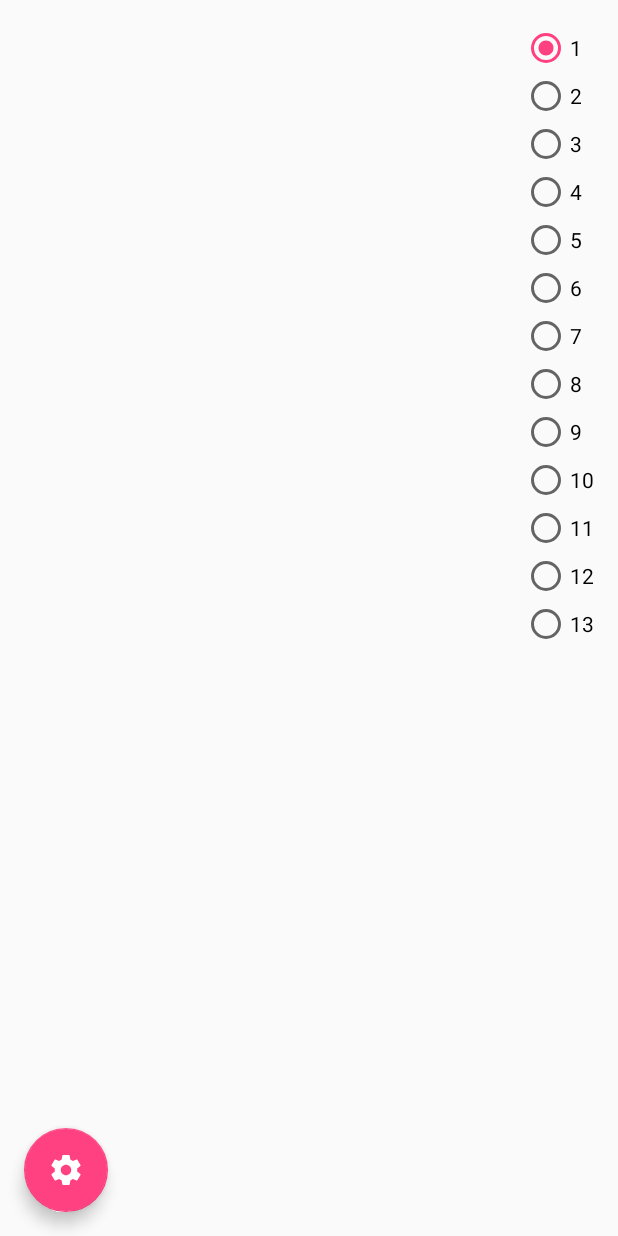
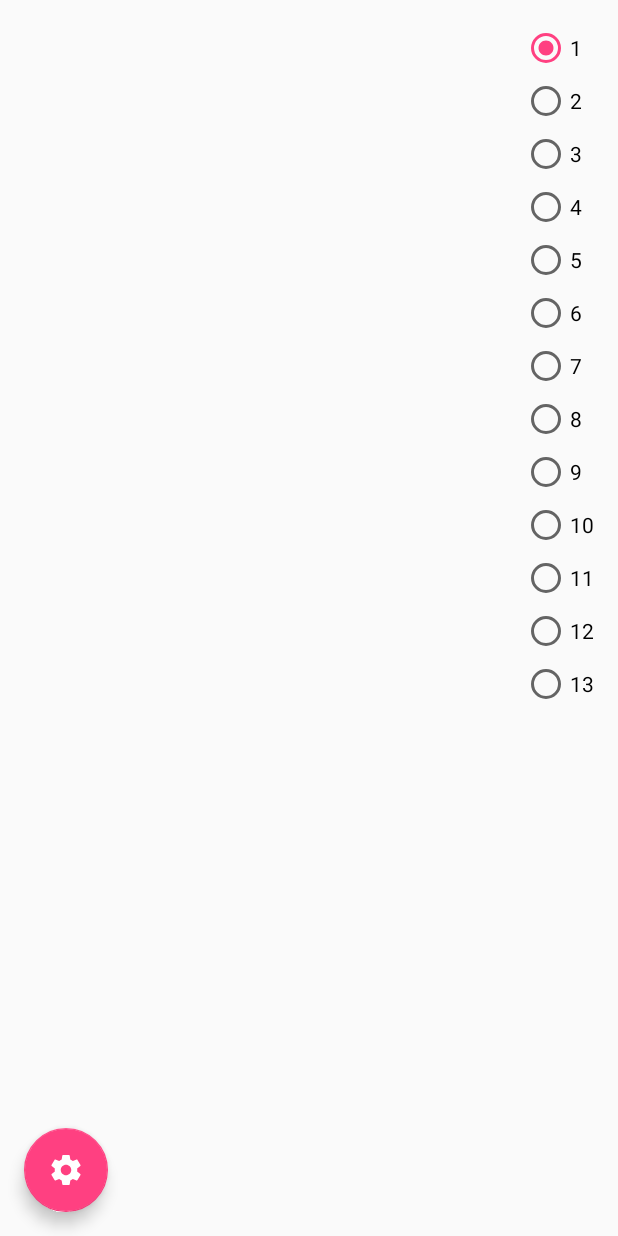
Before and after one commit to xnzr/xnzr.wifi.review, an Android app: the screen it shows after launch (MainActivity), on a phone screen of 412 x 824 dp. Run offline under Robolectric (Android 15) with nearby library versions, the phone set to English and light mode, and no system bars; 9 statements that could not run were skipped.

Commit message:
[*] radio buttons layout;

```diff
--- a/app/src/main/res/layout/fragment_main.xml
+++ b/app/src/main/res/layout/fragment_main.xml
@@ -28,14 +28,16 @@
                 android:layout_height="wrap_content"
                 android:checked="true"
                 android:tag="1"
-                android:text="1"/>
+                android:text="1"
+                android:layout_marginBottom="@dimen/channels_margin"/>
 
             <RadioButton
                 android:id="@+id/radioButton2"
                 android:layout_width="wrap_content"
                 android:layout_height="wrap_content"
                 android:tag="2"
-                android:text="2"/>
+                android:text="2"
+                android:layout_marginBottom="@dimen/channels_margin"/>
 
             <RadioButton
                 android:id="@+id/radioButton3"
@@ -43,7 +45,8 @@
                 android:layout_height="wrap_content"
                 android:layout_weight="1"
                 android:tag="3"
-                android:text="3"/>
+                android:text="3"
+                android:layout_marginBottom="@dimen/channels_margin"/>
 
             <RadioButton
                 android:id="@+id/radioButton4"
@@ -51,7 +54,8 @@
                 android:layout_height="wrap_content"
                 android:layout_weight="1"
                 android:tag="4"
-                android:text="4"/>
+                android:text="4"
+                android:layout_marginBottom="@dimen/channels_margin"/>
 
             <RadioButton
                 android:id="@+id/radioButton5"
@@ -59,7 +63,8 @@
                 android:layout_height="wrap_content"
                 android:layout_weight="1"
                 android:tag="5"
-                android:text="5"/>
+                android:text="5"
+                android:layout_marginBottom="@dimen/channels_margin"/>
 
             <RadioButton
                 android:id="@+id/radioButton6"
@@ -67,7 +72,8 @@
                 android:layout_height="wrap_content"
                 android:layout_weight="1"
                 android:tag="6"
-                android:text="6"/>
+                android:text="6"
+                android:layout_marginBottom="@dimen/channels_margin"/>
 
             <RadioButton
                 android:id="@+id/radioButton7"
@@ -75,7 +81,8 @@
                 android:layout_height="wrap_content"
                 android:layout_weight="1"
                 android:tag="7"
-                android:text="7"/>
+                android:text="7"
+                android:layout_marginBottom="@dimen/channels_margin"/>
 
             <RadioButton
                 android:id="@+id/radioButton8"
@@ -83,7 +90,8 @@
                 android:layout_height="wrap_content"
                 android:layout_weight="1"
                 android:tag="8"
-                android:text="8"/>
+                android:text="8"
+                android:layout_marginBottom="@dimen/channels_margin"/>
 
             <RadioButton
                 android:id="@+id/radioButton9"
@@ -91,7 +99,8 @@
                 android:layout_height="wrap_content"
                 android:layout_weight="1"
                 android:tag="9"
-                android:text="9"/>
+                android:text="9"
+                android:layout_marginBottom="@dimen/channels_margin"/>
 
             <RadioButton
                 android:id="@+id/radioButton10"
@@ -99,7 +108,8 @@
                 android:layout_height="wrap_content"
                 android:layout_weight="1"
                 android:tag="10"
-                android:text="10"/>
+                android:text="10"
+                android:layout_marginBottom="@dimen/channels_margin"/>
 
             <RadioButton
                 android:id="@+id/radioButton11"
@@ -107,7 +117,8 @@
                 android:layout_height="wrap_content"
                 android:layout_weight="1"
                 android:tag="11"
-                android:text="11"/>
+                android:text="11"
+                android:layout_marginBottom="@dimen/channels_margin"/>
 
             <RadioButton
                 android:id="@+id/radioButton12"
@@ -115,7 +126,8 @@
                 android:layout_height="wrap_content"
                 android:layout_weight="1"
                 android:tag="12"
-                android:text="12"/>
+                android:text="12"
+                android:layout_marginBottom="@dimen/channels_margin"/>
 
             <RadioButton
                 android:id="@+id/radioButton13"
@@ -123,7 +135,8 @@
                 android:layout_height="wrap_content"
                 android:layout_weight="1"
                 android:tag="13"
-                android:text="13"/>
+                android:text="13"
+                android:layout_marginBottom="@dimen/channels_margin"/>
 
         </RadioGroup>
 
--- a/app/src/main/res/values/dimens.xml
+++ b/app/src/main/res/values/dimens.xml
@@ -1,3 +1,4 @@
 <resources>
     <dimen name="fab_margin">16dp</dimen>
+    <dimen name="channels_margin">3dp</dimen>
 </resources>
--- a/app/src/main/res/xml/dimens.xml
+++ /dev/null
@@ -1,4 +0,0 @@
-<?xml version="1.0" encoding="utf-8"?>
-<PreferenceScreen xmlns:android="http://schemas.android.com/apk/res/android">
-    <dimen name="fab_margin">16dp</dimen>
-</PreferenceScreen>
```
